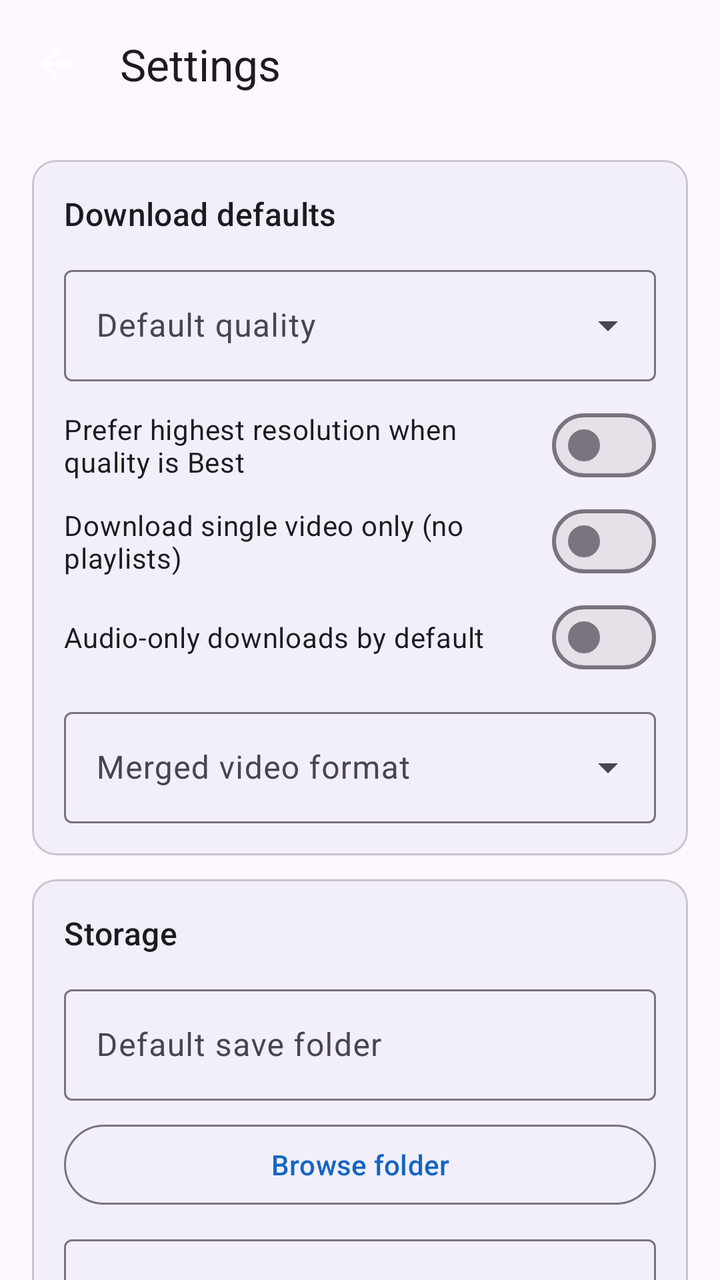
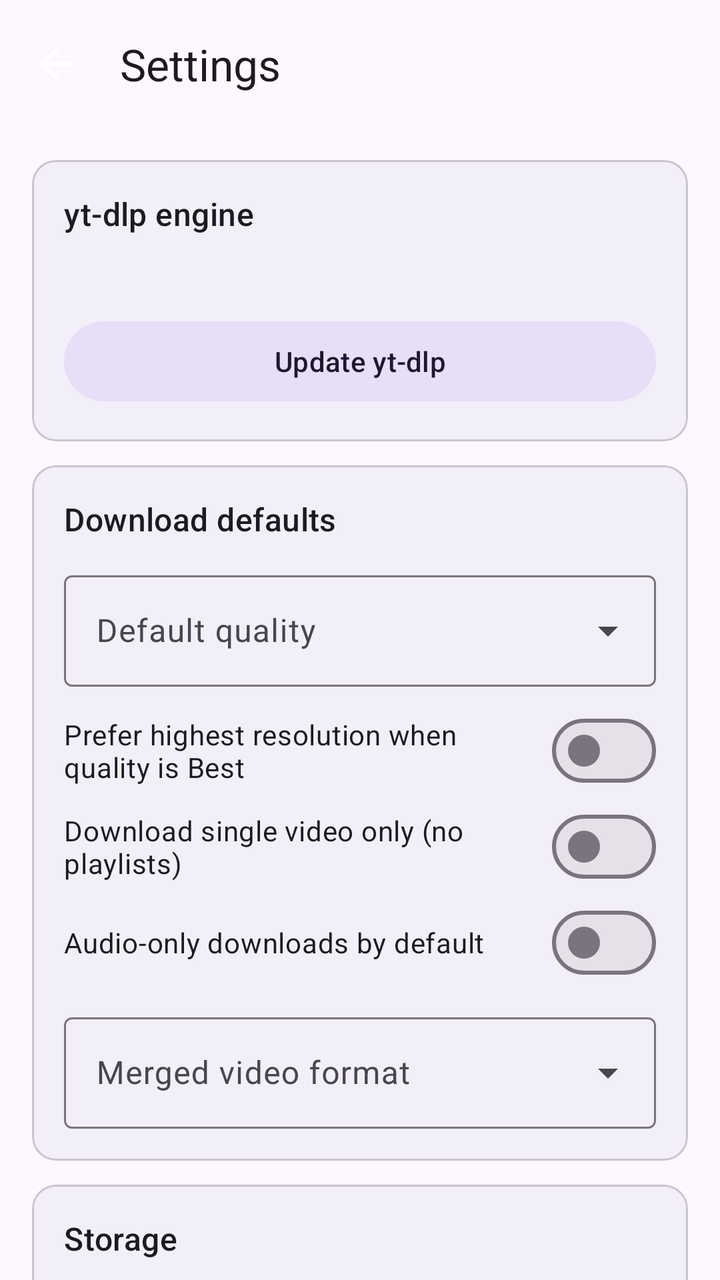

Before-and-after screenshots of an Android layout around one commit, followed by the original layout XML and the change that was made.
<!-- AndroidManifest.xml: application theme Theme.VideoDownloader -->
<!-- res/layout/activity_settings.xml -->
<?xml version="1.0" encoding="utf-8"?>
<androidx.coordinatorlayout.widget.CoordinatorLayout xmlns:android="http://schemas.android.com/apk/res/android"
    xmlns:app="http://schemas.android.com/apk/res-auto"
    android:layout_width="match_parent"
    android:layout_height="match_parent"
    android:background="?attr/colorSurface">

    <com.google.android.material.appbar.AppBarLayout
        android:layout_width="match_parent"
        android:layout_height="wrap_content">

        <com.google.android.material.appbar.MaterialToolbar
            android:id="@+id/settingsToolbar"
            android:layout_width="match_parent"
            android:layout_height="?attr/actionBarSize"
            app:navigationIcon="@drawable/ic_back"
            app:title="@string/settings_title" />
    </com.google.android.material.appbar.AppBarLayout>

    <androidx.core.widget.NestedScrollView
        android:layout_width="match_parent"
        android:layout_height="match_parent"
        android:clipToPadding="false"
        android:padding="16dp"
        app:layout_behavior="@string/appbar_scrolling_view_behavior">

        <LinearLayout
            android:layout_width="match_parent"
            android:layout_height="wrap_content"
            android:orientation="vertical">

            <com.google.android.material.card.MaterialCardView
                android:layout_width="match_parent"
                android:layout_height="wrap_content"
                app:cardElevation="1dp">

                <LinearLayout
                    android:layout_width="match_parent"
                    android:layout_height="wrap_content"
                    android:orientation="vertical"
                    android:padding="16dp">

                    <TextView
                        android:layout_width="match_parent"
                        android:layout_height="wrap_content"
                        android:text="@string/settings_download_defaults"
                        android:textAppearance="?attr/textAppearanceTitleMedium" />

                    <com.google.android.material.textfield.TextInputLayout
                        android:id="@+id/defaultQualityLayout"
                        style="@style/Widget.Material3.TextInputLayout.OutlinedBox.ExposedDropdownMenu"
                        android:layout_width="match_parent"
                        android:layout_height="wrap_content"
                        android:layout_marginTop="12dp"
                        android:hint="@string/quality_hint">

                        <AutoCompleteTextView
                            android:id="@+id/defaultQualityDropdown"
                            android:layout_width="match_parent"
                            android:layout_height="wrap_content"
                            android:inputType="none" />
                    </com.google.android.material.textfield.TextInputLayout>

                    <com.google.android.material.materialswitch.MaterialSwitch
                        android:id="@+id/preferHighestSwitch"
                        android:layout_width="match_parent"
                        android:layout_height="wrap_content"
                        android:layout_marginTop="8dp"
                        android:text="@string/prefer_highest_resolution" />

                    <com.google.android.material.materialswitch.MaterialSwitch
                        android:id="@+id/noPlaylistSwitch"
                        android:layout_width="match_parent"
                        android:layout_height="wrap_content"
                        android:text="@string/no_playlist" />

                    <com.google.android.material.materialswitch.MaterialSwitch
                        android:id="@+id/audioOnlySwitch"
                        android:layout_width="match_parent"
                        android:layout_height="wrap_content"
                        android:text="@string/audio_only_default" />

                    <com.google.android.material.textfield.TextInputLayout
                        android:id="@+id/mergeFormatLayout"
                        style="@style/Widget.Material3.TextInputLayout.OutlinedBox.ExposedDropdownMenu"
                        android:layout_width="match_parent"
                        android:layout_height="wrap_content"
                        android:layout_marginTop="8dp"
                        android:hint="@string/merge_format_hint">

                        <AutoCompleteTextView
                            android:id="@+id/mergeFormatDropdown"
                            android:layout_width="match_parent"
                            android:layout_height="wrap_content"
                            android:inputType="none" />
                    </com.google.android.material.textfield.TextInputLayout>
                </LinearLayout>
            </com.google.android.material.card.MaterialCardView>

            <com.google.android.material.card.MaterialCardView
                android:layout_width="match_parent"
                android:layout_height="wrap_content"
                android:layout_marginTop="12dp"
                app:cardElevation="1dp">

                <LinearLayout
                    android:layout_width="match_parent"
                    android:layout_height="wrap_content"
                    android:orientation="vertical"
                    android:padding="16dp">

                    <TextView
                        android:layout_width="match_parent"
                        android:layout_height="wrap_content"
                        android:text="@string/settings_storage"
                        android:textAppearance="?attr/textAppearanceTitleMedium" />

                    <com.google.android.material.textfield.TextInputLayout
                        android:id="@+id/outputDirLayout"
                        style="@style/Widget.Material3.TextInputLayout.OutlinedBox"
                        android:layout_width="match_parent"
                        android:layout_height="wrap_content"
                        android:layout_marginTop="12dp"
                        android:hint="@string/default_save_location_hint">

                        <com.google.android.material.textfield.TextInputEditText
                            android:id="@+id/outputDirInput"
                            android:layout_width="match_parent"
                            android:layout_height="wrap_content"
                            android:inputType="text"
                            android:minLines="2" />
                    </com.google.android.material.textfield.TextInputLayout>

                    <com.google.android.material.button.MaterialButton
                        android:id="@+id/browseOutputDirButton"
                        style="@style/Widget.Material3.Button.OutlinedButton"
                        android:layout_width="match_parent"
                        android:layout_height="wrap_content"
                        android:layout_marginTop="8dp"
                        android:text="@string/browse_folder" />

                    <com.google.android.material.textfield.TextInputLayout
                        android:id="@+id/filenameTemplateLayout"
                        style="@style/Widget.Material3.TextInputLayout.OutlinedBox"
                        android:layout_width="match_parent"
                        android:layout_height="wrap_content"
                        android:layout_marginTop="8dp"
                        android:hint="@string/filename_template_hint"
                        app:helperText="@string/filename_template_helper">

                        <com.google.android.material.textfield.TextInputEditText
                            android:id="@+id/filenameTemplateInput"
                            android:layout_width="match_parent"
                            android:layout_height="wrap_content"
                            android:inputType="text" />
                    </com.google.android.material.textfield.TextInputLayout>
                </LinearLayout>
            </com.google.android.material.card.MaterialCardView>

            <com.google.android.material.card.MaterialCardView
                android:layout_width="match_parent"
                android:layout_height="wrap_content"
                android:layout_marginTop="12dp"
                app:cardElevation="1dp">

                <LinearLayout
                    android:layout_width="match_parent"
                    android:layout_height="wrap_content"
                    android:orientation="vertical"
                    android:padding="16dp">

                    <TextView
                        android:layout_width="match_parent"
                        android:layout_height="wrap_content"
                        android:text="@string/settings_audio"
                        android:textAppearance="?attr/textAppearanceTitleMedium" />

                    <com.google.android.material.textfield.TextInputLayout
                        android:id="@+id/audioFormatLayout"
                        style="@style/Widget.Material3.TextInputLayout.OutlinedBox.ExposedDropdownMenu"
                        android:layout_width="match_parent"
                        android:layout_height="wrap_content"
                        android:layout_marginTop="12dp"
                        android:hint="@string/audio_format_hint">

                        <AutoCompleteTextView
                            android:id="@+id/audioFormatDropdown"
                            android:layout_width="match_parent"
                            android:layout_height="wrap_content"
                            android:inputType="none" />
                    </com.google.android.material.textfield.TextInputLayout>

                    <com.google.android.material.textfield.TextInputLayout
                        android:id="@+id/audioQualityLayout"
                        style="@style/Widget.Material3.TextInputLayout.OutlinedBox.ExposedDropdownMenu"
                        android:layout_width="match_parent"
                        android:layout_height="wrap_content"
                        android:layout_marginTop="8dp"
                        android:hint="@string/audio_quality_hint">

                        <AutoCompleteTextView
                            android:id="@+id/audioQualityDropdown"
                            android:layout_width="match_parent"
                            android:layout_height="wrap_content"
                            android:inputType="none" />
                    </com.google.android.material.textfield.TextInputLayout>
                </LinearLayout>
            </com.google.android.material.card.MaterialCardView>

            <com.google.android.material.card.MaterialCardView
                android:layout_width="match_parent"
                android:layout_height="wrap_content"
                android:layout_marginTop="12dp"
                app:cardElevation="1dp">

                <LinearLayout
                    android:layout_width="match_parent"
                    android:layout_height="wrap_content"
                    android:orientation="vertical"
                    android:padding="16dp">

                    <TextView
                        android:layout_width="match_parent"
                        android:layout_height="wrap_content"
                        android:text="@string/settings_network"
                        android:textAppearance="?attr/textAppearanceTitleMedium" />

                    <com.google.android.material.textfield.TextInputLayout
                        android:id="@+id/retriesLayout"
                        style="@style/Widget.Material3.TextInputLayout.OutlinedBox"
                        android:layout_width="match_parent"
                        android:layout_height="wrap_content"
                        android:layout_marginTop="12dp"
                        android:hint="@string/retries_hint">

                        <com.google.android.material.textfield.TextInputEditText
                            android:id="@+id/retriesInput"
                            android:layout_width="match_parent"
                            android:layout_height="wrap_content"
                            android:inputType="number" />
                    </com.google.android.material.textfield.TextInputLayout>

                    <com.google.android.material.textfield.TextInputLayout
                        android:id="@+id/fragmentRetriesLayout"
                        style="@style/Widget.Material3.TextInputLayout.OutlinedBox"
                        android:layout_width="match_parent"
                        android:layout_height="wrap_content"
                        android:layout_marginTop="8dp"
                        android:hint="@string/fragment_retries_hint">

                        <com.google.android.material.textfield.TextInputEditText
                            android:id="@+id/fragmentRetriesInput"
                            android:layout_width="match_parent"
                            android:layout_height="wrap_content"
                            android:inputType="number" />
                    </com.google.android.material.textfield.TextInputLayout>

                    <com.google.android.material.textfield.TextInputLayout
                        android:id="@+id/concurrentFragmentsLayout"
                        style="@style/Widget.Material3.TextInputLayout.OutlinedBox"
                        android:layout_width="match_parent"
                        android:layout_height="wrap_content"
                        android:layout_marginTop="8dp"
                        android:hint="@string/concurrent_fragments_hint">

                        <com.google.android.material.textfield.TextInputEditText
                            android:id="@+id/concurrentFragmentsInput"
                            android:layout_width="match_parent"
                            android:layout_height="wrap_content"
                            android:inputType="number" />
                    </com.google.android.material.textfield.TextInputLayout>

                    <com.google.android.material.materialswitch.MaterialSwitch
                        android:id="@+id/useRefererSwitch"
                        android:layout_width="match_parent"
                        android:layout_height="wrap_content"
                        android:layout_marginTop="8dp"
                        android:text="@string/use_custom_referer" />

                    <com.google.android.material.textfield.TextInputLayout
                        android:id="@+id/refererLayout"
                        style="@style/Widget.Material3.TextInputLayout.OutlinedBox"
                        android:layout_width="match_parent"
                        android:layout_height="wrap_content"
                        android:layout_marginTop="8dp"
                        android:hint="@string/referer_hint">

                        <com.google.android.material.textfield.TextInputEditText
                            android:id="@+id/refererInput"
                            android:layout_width="match_parent"
                            android:layout_height="wrap_content"
                            android:inputType="textUri" />
                    </com.google.android.material.textfield.TextInputLayout>
                </LinearLayout>
            </com.google.android.material.card.MaterialCardView>

            <com.google.android.material.button.MaterialButton
                android:id="@+id/saveSettingsButton"
                android:layout_width="match_parent"
                android:layout_height="wrap_content"
                android:layout_marginTop="16dp"
                android:text="@string/save_settings" />

            <com.google.android.material.button.MaterialButton
                android:id="@+id/resetSettingsButton"
                style="@style/Widget.Material3.Button.OutlinedButton"
                android:layout_width="match_parent"
                android:layout_height="wrap_content"
                android:layout_marginTop="8dp"
                android:layout_marginBottom="24dp"
                android:text="@string/reset_settings" />
        </LinearLayout>
    </androidx.core.widget.NestedScrollView>
</androidx.coordinatorlayout.widget.CoordinatorLayout>
<!-- resources referenced by this layout -->
<resources>
  <!-- drawable ic_back (drawable) -->
  <?xml version="1.0" encoding="utf-8"?>
  <vector xmlns:android="http://schemas.android.com/apk/res/android"
      android:width="24dp"
      android:height="24dp"
      android:viewportWidth="24"
      android:viewportHeight="24">
      <path
          android:fillColor="#FFFFFFFF"
          android:pathData="M20,11H7.83l5.59,-5.59L12,4l-8,8 8,8 1.41,-1.41L7.83,13H20v-2z" />
  </vector>
  <string name="audio_format_hint">Audio format</string>
  <string name="audio_only_default">Audio-only downloads by default</string>
  <string name="audio_quality_hint">Audio quality (kbps)</string>
  <string name="browse_folder">Browse folder</string>
  <string name="concurrent_fragments_hint">Concurrent fragments</string>
  <string name="default_save_location_hint">Default save folder</string>
  <string name="filename_template_helper">Example: %(title)s [%(id)s].%(ext)s</string>
  <string name="filename_template_hint">Filename template</string>
  <string name="fragment_retries_hint">Fragment retries</string>
  <string name="merge_format_hint">Merged video format</string>
  <string name="no_playlist">Download single video only (no playlists)</string>
  <string name="prefer_highest_resolution">Prefer highest resolution when quality is Best</string>
  <string name="quality_hint">Default quality</string>
  <string name="referer_hint">Referer URL</string>
  <string name="reset_settings">Reset to defaults</string>
  <string name="retries_hint">Retries</string>
  <string name="save_settings">Save settings</string>
  <string name="settings_audio">Audio</string>
  <string name="settings_download_defaults">Download defaults</string>
  <string name="settings_network">Network and advanced</string>
  <string name="settings_storage">Storage</string>
  <string name="settings_title">Settings</string>
  <string name="use_custom_referer">Use custom referer header</string>
  <style name="Theme.VideoDownloader" parent="Theme.Material3.DayNight.NoActionBar">
          <item name="colorPrimary">@color/md_theme_primary</item>
          <item name="colorOnPrimary">@color/md_theme_on_primary</item>
          <item name="android:statusBarColor">@color/md_theme_primary</item>
      </style>
  <color name="md_theme_primary">#1565C0</color>
  <color name="md_theme_on_primary">#FFFFFF</color>
</resources>

<!-- the commit's change to res/layout/activity_settings.xml (unified diff, before → after) -->
@@ -43,6 +43,42 @@
                     <TextView
                         android:layout_width="match_parent"
                         android:layout_height="wrap_content"
+                        android:text="@string/settings_engine"
+                        android:textAppearance="?attr/textAppearanceTitleMedium" />
+
+                    <TextView
+                        android:id="@+id/ytdlpVersionText"
+                        android:layout_width="match_parent"
+                        android:layout_height="wrap_content"
+                        android:layout_marginTop="8dp"
+                        android:textAppearance="?attr/textAppearanceBodyMedium"
+                        android:textColor="?attr/colorOnSurfaceVariant" />
+
+                    <com.google.android.material.button.MaterialButton
+                        android:id="@+id/updateYtdlpButton"
+                        style="@style/Widget.Material3.Button.TonalButton"
+                        android:layout_width="match_parent"
+                        android:layout_height="wrap_content"
+                        android:layout_marginTop="12dp"
+                        android:text="@string/update_ytdlp" />
+                </LinearLayout>
+            </com.google.android.material.card.MaterialCardView>
+
+            <com.google.android.material.card.MaterialCardView
+                android:layout_width="match_parent"
+                android:layout_height="wrap_content"
+                android:layout_marginTop="12dp"
+                app:cardElevation="1dp">
+
+                <LinearLayout
+                    android:layout_width="match_parent"
+                    android:layout_height="wrap_content"
+                    android:orientation="vertical"
+                    android:padding="16dp">
+
+                    <TextView
+                        android:layout_width="match_parent"
+                        android:layout_height="wrap_content"
                         android:text="@string/settings_download_defaults"
                         android:textAppearance="?attr/textAppearanceTitleMedium" />
 
<!-- resource entries referenced after the edit -->
@@ -30,9 +30,11 @@
   <string name="save_settings">Save settings</string>
   <string name="settings_audio">Audio</string>
   <string name="settings_download_defaults">Download defaults</string>
+  <string name="settings_engine">yt-dlp engine</string>
   <string name="settings_network">Network and advanced</string>
   <string name="settings_storage">Storage</string>
   <string name="settings_title">Settings</string>
+  <string name="update_ytdlp">Update yt-dlp</string>
   <string name="use_custom_referer">Use custom referer header</string>
   <style name="Theme.VideoDownloader" parent="Theme.Material3.DayNight.NoActionBar">
           <item name="colorPrimary">@color/md_theme_primary</item>
